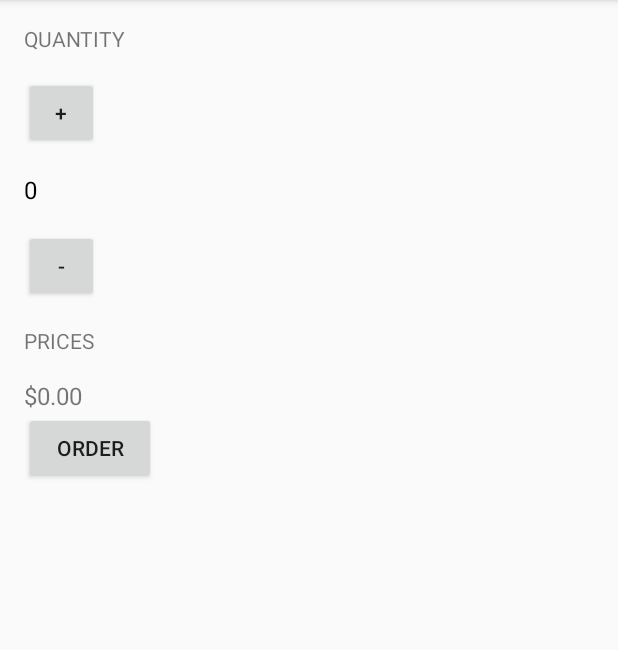
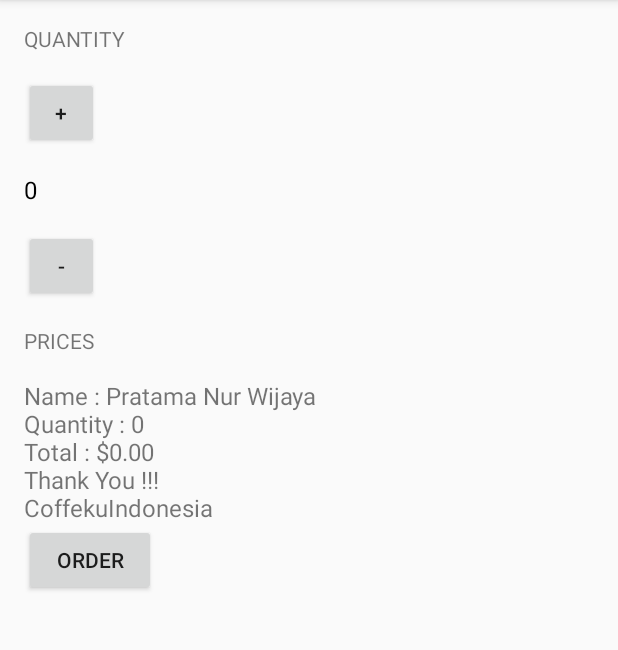
Before and after one commit to pratamawijaya/android-academy-jogja, an Android app: the screen it shows after launch (MainActivity), after a tap on "ORDER", on a phone screen of 412 x 824 dp, the part 84-734 px from its top. Run offline under Robolectric (Android 15) with nearby library versions, the phone set to English and light mode, and no system bars.

Commit message:
push fix prices

```diff
--- a/batch1/JustJavax/app/src/main/java/com/android/example/justjavax/MainActivity.java
+++ b/batch1/JustJavax/app/src/main/java/com/android/example/justjavax/MainActivity.java
@@ -92,6 +92,14 @@ public class MainActivity extends AppCompatActivity {
 
   private void displayPrices(int number) {
     pricesTextView.setText(NumberFormat.getCurrencyInstance().format(number));
+
+    createOrderSummary();
+  }
+
+  private void createOrderSummary() {
+    pricesTextView.setText("Name : Pratama Nur Wijaya \nQuantity : " + currentOrder + " \nTotal : "
+        + NumberFormat.getCurrencyInstance().format(calculatePrices(currentOrder))
+        + " \nThank You !!! \nCoffekuIndonesia");
   }
 
   private void displayMessage(String message) {
--- a/batch1/JustJavax/app/src/main/res/layout/activity_main.xml
+++ b/batch1/JustJavax/app/src/main/res/layout/activity_main.xml
@@ -47,7 +47,7 @@
 
   <TextView
       android:id="@+id/prices_text_view"
-      android:text="$ 50"
+      android:text="0"
       android:textSize="16sp"
       android:layout_width="wrap_content"
       android:layout_height="wrap_content"
```
